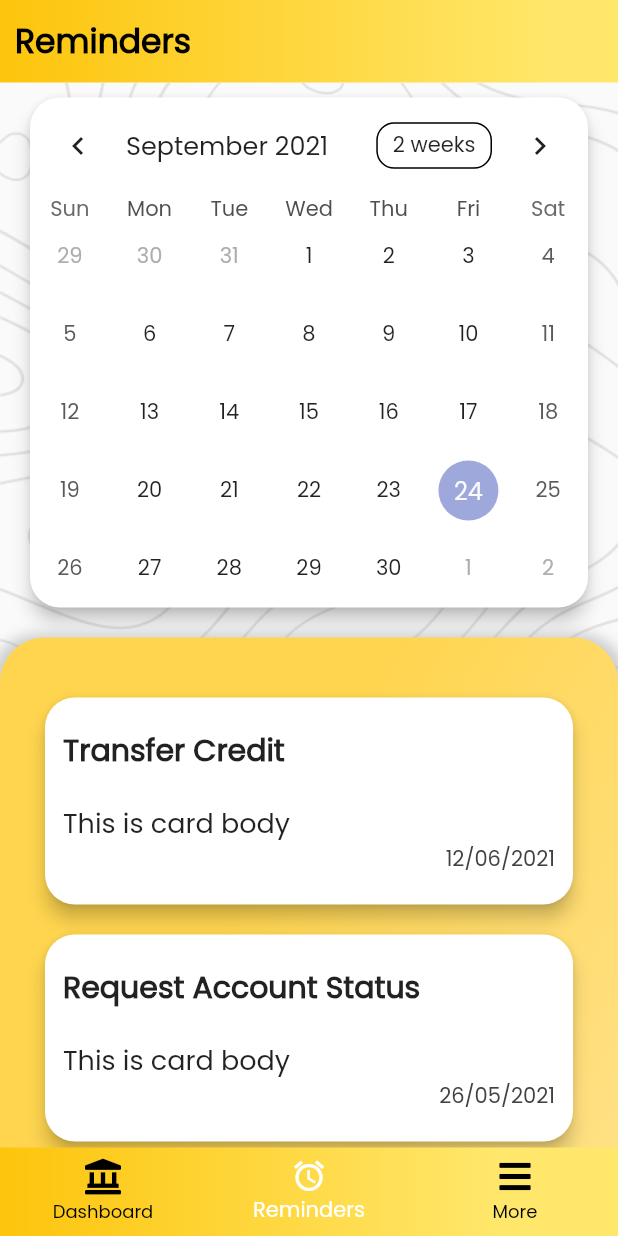
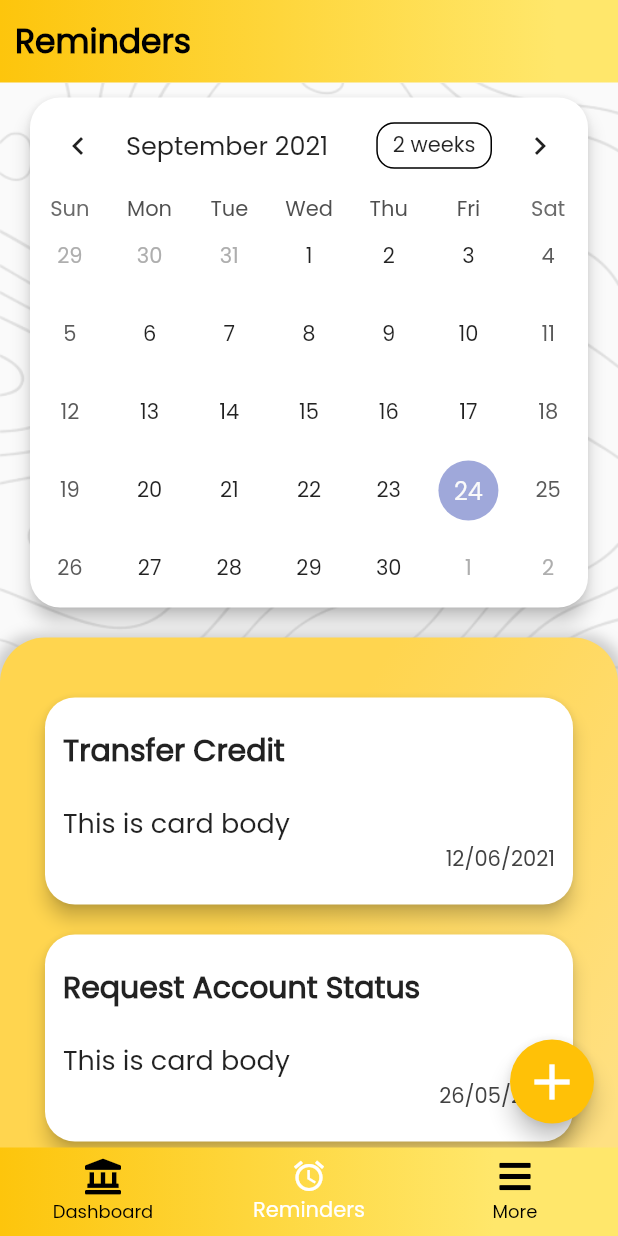
Before and after one commit to it19951386/BOC_Mobile_App, a Flutter app: the screen it shows after launch, item 2 of the bottom bar chosen, on a phone screen of 412 x 824 dp. Run offline on Flutter 3.47's test engine with Material 2 defaults, Android fonts, the phone set to English and light mode, and no system bars; drawn by our look-alikes of table_calendar; our stand-ins replace font_awesome_flutter.

Commit message:
add Floating Action button to reminder

```diff
--- a/lib/screens/charith/reminder.dart
+++ b/lib/screens/charith/reminder.dart
@@ -156,6 +156,16 @@ class _ReminderState extends State<Reminder> {
           )
         ],
       ),
+      floatingActionButton: FloatingActionButton(
+        onPressed: () {},
+        child: Icon(
+          Icons.add,
+          color: Colors.white,
+          size: 40,
+        ),
+        backgroundColor: Colors.amber,
+      ),
+      floatingActionButtonLocation: FloatingActionButtonLocation.endFloat,
     );
   }
 }
```
